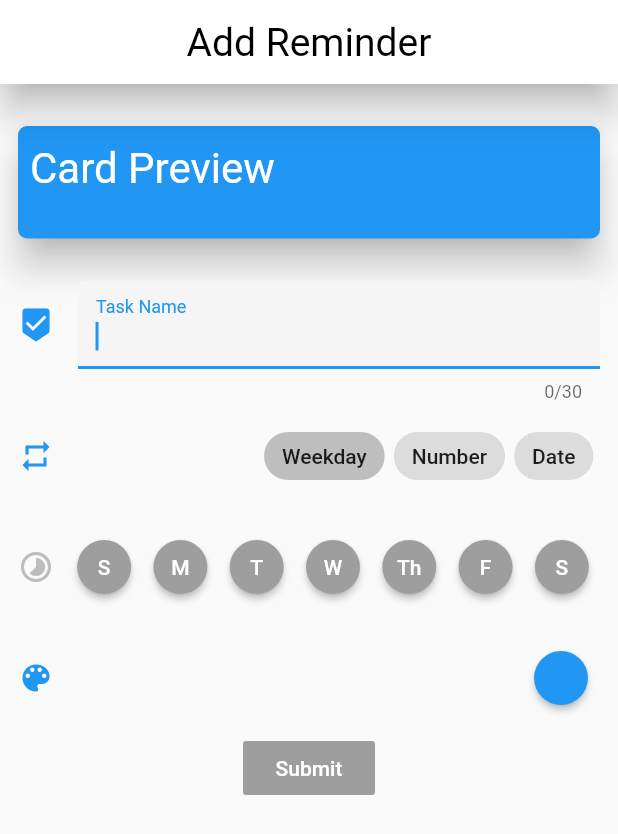
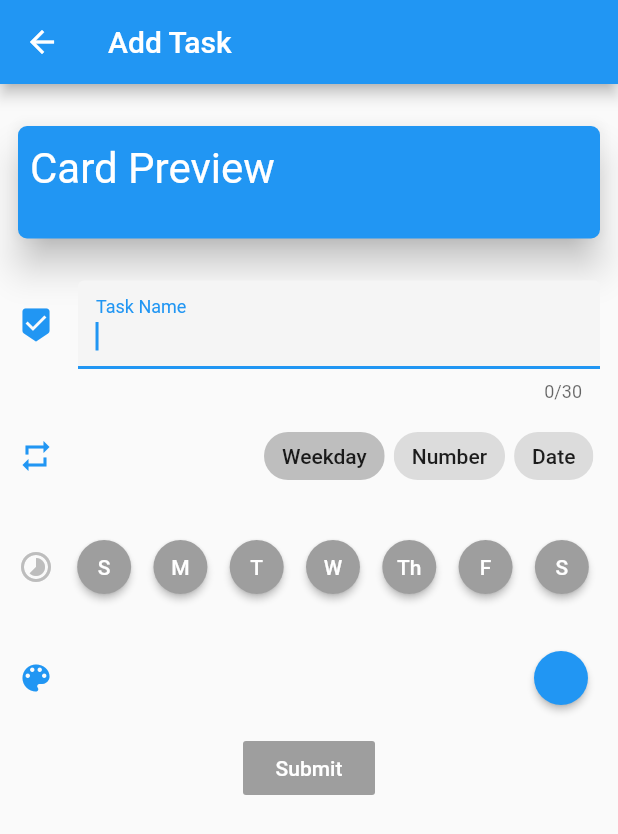
Before and after one commit to SamarthDesai01/RepeatMe, a Flutter app: the AddTask screen opened directly, on a phone screen of 412 x 824 dp. Shown: the top 834 px of the screen. Run offline on Flutter 3.47's test engine with Material 2 defaults, Android fonts, the phone set to English and light mode, and no system bars; our stand-ins replace flutter_local_notifications, shared_preferences; missing offline and left inert: material_color_picker; accounts and stored records are empty.

Commit message:
Dynamic color change and fixed navigation issue
App bar now changes to the color of your preview card. Alse fixed unwanted back button appearing when navigating back to the tasks screen

```diff
--- a/lib/views/add_task.dart
+++ b/lib/views/add_task.dart
@@ -253,13 +253,8 @@ class _AddTaskState extends State<AddTask> {
       ),
       child: Scaffold(
         appBar: AppBar(
-          backgroundColor: Colors.white,
-          elevation: 10.0,
-          centerTitle: true,
-          title: Text(
-            'Add Reminder',
-            style: TextStyle(color: Colors.black, fontSize: 26.0, fontWeight: FontWeight.w400),
-          ),
+          title: Text('Add Task'),
+          backgroundColor: _previewCardColor,
         ),
         body: new Padding(
           padding: EdgeInsets.all(12.0),
@@ -425,7 +420,7 @@ class _AddTaskState extends State<AddTask> {
                           reminders.add(newReminder); //Add new reminder to current list of reminders
                           generateNotification(newReminder); //Set a notification based on this reminder
                           writeChangesToFile(); //Migrate changes to local storage
-                          Navigator.push(context, MaterialPageRoute(builder: (context) => MyHomePage())); //Navigate back to home screen
+                          Navigator.pushReplacement(context, MaterialPageRoute(builder: (context) => MyHomePage())); //Navigate back to home screen
                         },
                 ),
               ),
```
